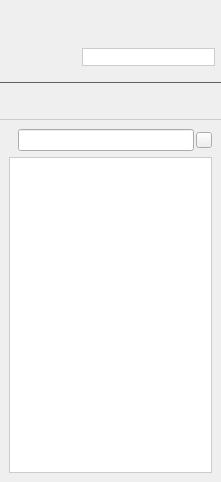
This is retroshare-gui/src/gui/MessengerWindow.ui in RetroShare/RetroShare as Qt 5 draws it before an edit. The edited form follows.
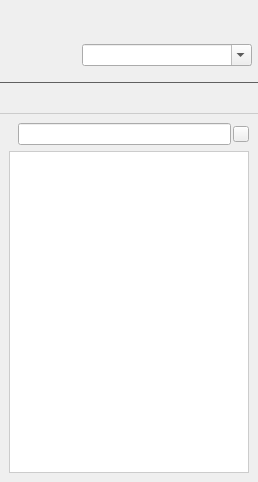
This is the edited form. Icons and pictures are not drawn.

Commit message: fixed to set the text align left for the statusbutton in MessengerWindow replaced QLineEdit with a editable QComboBox for the status message

Diff of the .ui file:
```diff
--- a/retroshare-gui/src/gui/MessengerWindow.ui
+++ b/retroshare-gui/src/gui/MessengerWindow.ui
@@ -6,7 +6,7 @@
    <rect>
     <x>0</x>
     <y>0</y>
-    <width>221</width>
+    <width>258</width>
     <height>482</height>
    </rect>
   </property>
@@ -86,47 +86,45 @@
        </item>
        <item row="0" column="1">
         <layout class="QGridLayout" name="gridLayout_4">
-         <item row="0" column="0" colspan="3">
+         <item row="1" column="0" colspan="2">
+          <widget class="QComboBox" name="messagelineEdit">
+           <property name="editable">
+            <bool>true</bool>
+           </property>
+          </widget>
+         </item>
+         <item row="0" column="0" colspan="2">
           <widget class="QPushButton" name="statusButton">
-           <property name="sizePolicy">
-            <sizepolicy hsizetype="Expanding" vsizetype="Fixed">
-             <horstretch>0</horstretch>
-             <verstretch>0</verstretch>
-            </sizepolicy>
-           </property>
            <property name="minimumSize">
             <size>
              <width>0</width>
-             <height>0</height>
+             <height>16</height>
             </size>
            </property>
-           <property name="font">
-            <font>
-             <pointsize>11</pointsize>
-            </font>
-           </property>
            <property name="styleSheet">
-            <string notr="true">QPushButton:hover {
+            <string notr="true">QPushButton {
+         text-align: left;
+}
+QPushButton:hover {
             border: 2px solid #8f8f91;
             border-radius: 6px;
             background-color: qlineargradient(x1: 0, y1: 0, x2: 0, y2: 1,
                                               stop: 0 #f6f7fa, stop: 1 #dadbde);
             min-width: 80px;
 
-        }
-
-        QPushButton:pressed {
+}
+QPushButton:pressed {
             background-color: qlineargradient(x1: 0, y1: 0, x2: 0, y2: 1,
                                               stop: 0 #dadbde, stop: 1 #f6f7fa);
         }
 
-        QPushButton:flat {
+QPushButton:flat {
             border: none; /* no border for a flat push button */
-        }
+}
 
-        QPushButton:default {
+QPushButton:default {
             border-color: navy; /* make the default button prominent */
-        }</string>
+}</string>
            </property>
            <property name="text">
             <string/>
@@ -136,16 +134,6 @@
            </property>
           </widget>
          </item>
-         <item row="1" column="0" colspan="3">
-          <widget class="QLineEdit" name="messagelineEdit">
-           <property name="toolTip">
-            <string>Change your Personal Status here...</string>
-           </property>
-           <property name="styleSheet">
-            <string notr="true">border: 1px solid #CCCCCC;</string>
-           </property>
-          </widget>
-         </item>
         </layout>
        </item>
        <item row="1" column="1">
@@ -169,7 +157,7 @@
       <property name="maximumSize">
        <size>
         <width>16777215</width>
-        <height>38</height>
+        <height>32</height>
        </size>
       </property>
       <property name="styleSheet">
@@ -193,7 +181,7 @@
       </property>
       <layout class="QGridLayout" name="gridLayout_2">
        <property name="margin">
-        <number>6</number>
+        <number>2</number>
        </property>
        <item row="0" column="0">
         <widget class="QToolButton" name="addIMAccountButton">
```
Left out of the diff: 4 changed lines with no effect on the pictures. The commit also changes 1 other file.
